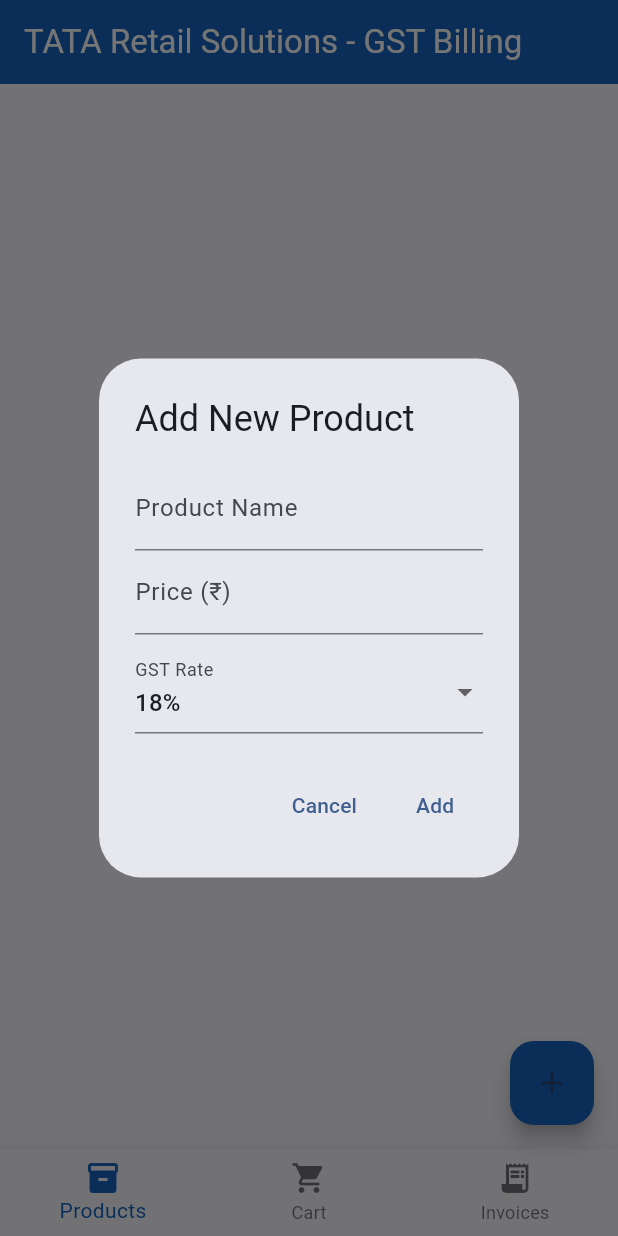
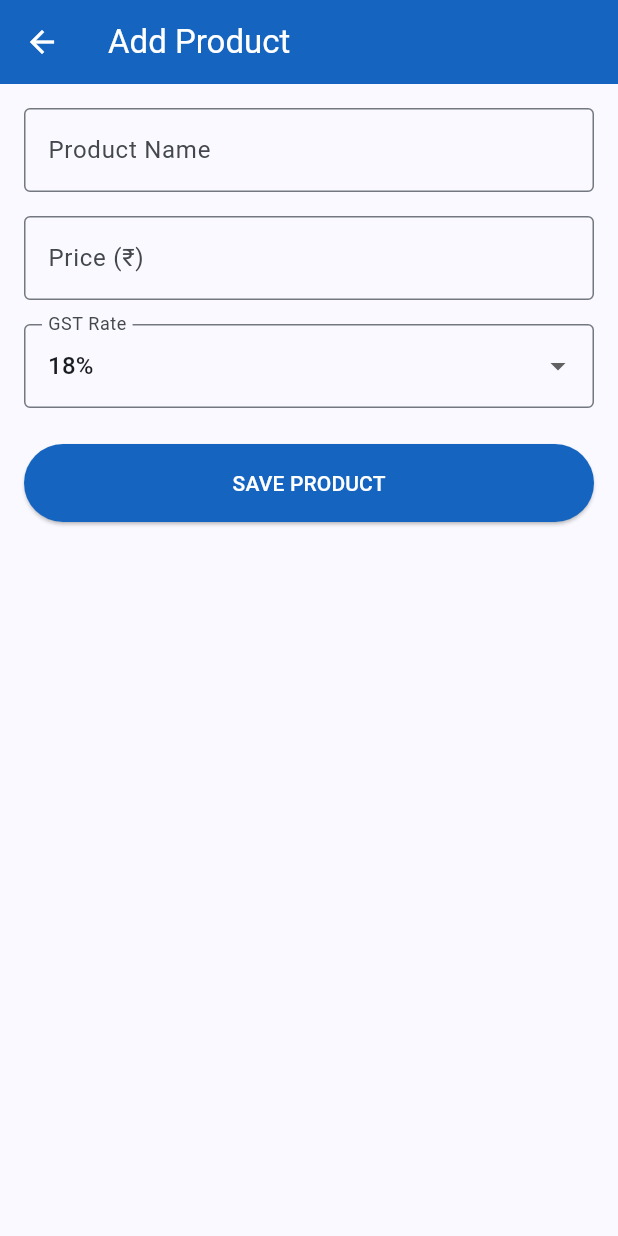
Before and after one commit to harsheel55/external_practical_exam_MAD-, a Flutter app: the screen it shows after launch, after a tap on the "add" icon, on a phone screen of 412 x 824 dp. Run offline on Flutter 3.47's test engine with Material 3 defaults, Android fonts, the phone set to English and light mode, and no system bars; our stand-ins replace pdf, share_plus, sqflite; accounts and stored records are empty.

Commit message:
update the pdf file and product screen

```diff
--- a/lib/providers/cart_provider.dart
+++ b/lib/providers/cart_provider.dart
@@ -1,10 +1,8 @@
 import 'package:flutter/foundation.dart';
 import '../models/product.dart';
 import '../models/invoice.dart';
-import '../services/database_helper.dart';
 
 class CartProvider with ChangeNotifier {
-  final DatabaseHelper _dbHelper = DatabaseHelper();
   List<Product> _cartItems = [];
   String _customerName = '';
   String _customerPhone = '';
@@ -96,8 +94,8 @@
   Future<String> saveInvoice() async {
     try {
       final invoice = await generateInvoice();
-      final invoiceId = await _dbHelper.insertInvoice(invoice);
-      return invoiceId;
+      // For now, we're not saving to the database
+      return invoice.id;
     } catch (e) {
       debugPrint('Error saving invoice: $e');
       rethrow;
--- a/lib/providers/invoice_provider.dart
+++ b/lib/providers/invoice_provider.dart
@@ -1,9 +1,7 @@
 import 'package:flutter/foundation.dart';
 import '../models/invoice.dart';
-import '../services/database_helper.dart';
 
 class InvoiceProvider with ChangeNotifier {
-  final DatabaseHelper _dbHelper = DatabaseHelper();
   List<Invoice> _invoices = [];
   bool _isLoading = false;
 
@@ -15,7 +13,8 @@
     notifyListeners();
 
     try {
-      _invoices = await _dbHelper.getInvoices();
+      // For now, we'll just use an empty list
+      _invoices = [];
     } catch (e) {
       debugPrint('Error loading invoices: $e');
     } finally {
@@ -24,9 +23,14 @@
     }
   }
 
+  void addInvoice(Invoice invoice) {
+    _invoices.add(invoice);
+    notifyListeners();
+  }
+
   Future<Invoice?> getInvoiceById(String id) async {
     try {
-      return await _dbHelper.getInvoiceById(id);
+      return _invoices.firstWhere((invoice) => invoice.id == id);
     } catch (e) {
       debugPrint('Error getting invoice: $e');
       return null;
@@ -35,7 +39,6 @@
 
   Future<bool> deleteInvoice(String id) async {
     try {
-      await _dbHelper.deleteInvoice(id);
       _invoices.removeWhere((invoice) => invoice.id == id);
       notifyListeners();
       return true;
--- a/lib/providers/product_provider.dart
+++ b/lib/providers/product_provider.dart
@@ -1,10 +1,8 @@
 import 'package:flutter/foundation.dart';
 import 'package:uuid/uuid.dart';
 import '../models/product.dart';
-import '../services/database_helper.dart';
 
 class ProductProvider with ChangeNotifier {
-  final DatabaseHelper _dbHelper = DatabaseHelper();
   List<Product> _products = [];
   bool _isLoading = false;
 
@@ -16,13 +14,46 @@
     notifyListeners();
 
     try {
-      _products = await _dbHelper.getProducts();
+      // For now, we'll just use some sample products if the list is empty
+      if (_products.isEmpty) {
+        _addSampleProducts();
+      }
     } catch (e) {
       debugPrint('Error loading products: $e');
     } finally {
       _isLoading = false;
       notifyListeners();
     }
+  }
+
+  void _addSampleProducts() {
+    // Add some sample products for testing
+    _products = [
+      Product(
+        id: const Uuid().v4(),
+        name: 'Laptop',
+        price: 45000,
+        gstPercentage: 18,
+      ),
+      Product(
+        id: const Uuid().v4(),
+        name: 'Mobile Phone',
+        price: 15000,
+        gstPercentage: 12,
+      ),
+      Product(
+        id: const Uuid().v4(),
+        name: 'Headphones',
+        price: 2000,
+        gstPercentage: 28,
+      ),
+      Product(
+        id: const Uuid().v4(),
+        name: 'Notebook',
+        price: 100,
+        gstPercentage: 5,
+      ),
+    ];
   }
 
   Future<bool> addProduct(String name, double price, double gstPercentage) async {
@@ -34,7 +65,6 @@
         gstPercentage: gstPercentage,
       );
 
-      await _dbHelper.insertProduct(product);
       _products.add(product);
       notifyListeners();
       return true;
@@ -46,13 +76,13 @@
 
   Future<bool> updateProduct(Product product) async {
     try {
-      await _dbHelper.updateProduct(product);
       final index = _products.indexWhere((p) => p.id == product.id);
       if (index != -1) {
         _products[index] = product;
         notifyListeners();
+        return true;
       }
-      return true;
+      return false;
     } catch (e) {
       debugPrint('Error updating product: $e');
       return false;
@@ -61,7 +91,6 @@
 
   Future<bool> deleteProduct(String id) async {
     try {
-      await _dbHelper.deleteProduct(id);
       _products.removeWhere((product) => product.id == id);
       notifyListeners();
       return true;
--- /dev/null
+++ b/lib/screens/add_product_screen.dart
@@ -0,0 +1,157 @@
+import 'package:flutter/material.dart';
+import 'package:provider/provider.dart';
+import '../providers/product_provider.dart';
+
+class AddProductScreen extends StatefulWidget {
+  const AddProductScreen({Key? key}) : super(key: key);
+
+  @override
+  State<AddProductScreen> createState() => _AddProductScreenState();
+}
+
+class _AddProductScreenState extends State<AddProductScreen> {
+  final _formKey = GlobalKey<FormState>();
+  final _nameController = TextEditingController();
+  final _priceController = TextEditingController();
+  double _gstPercentage = 18.0;
+  bool _isLoading = false;
+
+  @override
+  void dispose() {
+    _nameController.dispose();
+    _priceController.dispose();
+    super.dispose();
+  }
+
+  @override
+  Widget build(BuildContext context) {
+    return Scaffold(
+      appBar: AppBar(
+        title: const Text('Add Product'),
+        backgroundColor: Colors.blue.shade800,
+        foregroundColor: Colors.white,
+      ),
+      body: Padding(
+        padding: const EdgeInsets.all(16.0),
+        child: Form(
+          key: _formKey,
+          child: Column(
+            crossAxisAlignment: CrossAxisAlignment.stretch,
+            children: [
+              TextFormField(
+                controller: _nameController,
+                decoration: const InputDecoration(
+                  labelText: 'Product Name',
+                  border: OutlineInputBorder(),
+                ),
+                validator: (value) {
+                  if (value == null || value.isEmpty) {
+                    return 'Please enter product name';
+                  }
+                  return null;
+                },
+              ),
+              const SizedBox(height: 16),
+              TextFormField(
+                controller: _priceController,
+                decoration: const InputDecoration(
+                  labelText: 'Price (₹)',
+                  border: OutlineInputBorder(),
+                ),
+                keyboardType: TextInputType.number,
+                validator: (value) {
+                  if (value == null || value.isEmpty) {
+                    return 'Please enter price';
+                  }
+                  if (double.tryParse(value) == null || double.parse(value) <= 0) {
+                    return 'Please enter a valid price';
+                  }
+                  return null;
+                },
+              ),
+              const SizedBox(height: 16),
+              DropdownButtonFormField<double>(
+                decoration: const InputDecoration(
+                  labelText: 'GST Rate',
+                  border: OutlineInputBorder(),
+                ),
+                value: _gstPercentage,
+                items: const [
+                  DropdownMenuItem(value: 5.0, child: Text('5%')),
+                  DropdownMenuItem(value: 12.0, child: Text('12%')),
+                  DropdownMenuItem(value: 18.0, child: Text('18%')),
+                  DropdownMenuItem(value: 28.0, child: Text('28%')),
+                ],
+                onChanged: (value) {
+                  setState(() {
+                    _gstPercentage = value!;
+                  });
+                },
+              ),
+              const SizedBox(height: 24),
+              ElevatedButton(
+                onPressed: _isLoading ? null : _saveProduct,
+                style: ElevatedButton.styleFrom(
+                  backgroundColor: Colors.blue.shade800,
+                  foregroundColor: Colors.white,
+                  padding: const EdgeInsets.symmetric(vertical: 16),
+                ),
+                child: _isLoading
+                    ? const CircularProgressIndicator(color: Colors.white)
+                    : const Text('SAVE PRODUCT'),
+              ),
+            ],
+          ),
+        ),
+      ),
+    );
+  }
+
+  Future<void> _saveProduct() async {
+    if (_formKey.currentState!.validate()) {
+      setState(() {
+        _isLoading = true;
+      });
+
+      try {
+        final name = _nameController.text.trim();
+        final price = double.parse(_priceController.text.trim());
+
+        final success = await Provider.of<ProductProvider>(context, listen: false)
+            .addProduct(name, price, _gstPercentage);
+
+        if (!context.mounted) return;
+
+        if (success) {
+          Navigator.pop(context);
+          ScaffoldMessenger.of(context).showSnackBar(
+            const SnackBar(
+              content: Text('Product added successfully'),
+              backgroundColor: Colors.green,
+            ),
+          );
+        } else {
+          ScaffoldMessenger.of(context).showSnackBar(
+            const SnackBar(
+              content: Text('Failed to add product'),
+              backgroundColor: Colors.red,
+            ),
+          );
+        }
+      } catch (e) {
+        ScaffoldMessenger.of(context).showSnackBar(
+          SnackBar(
+            content: Text('Error: $e'),
+            backgroundColor: Colors.red,
+          ),
+        );
+      } finally {
+        if (mounted) {
+          setState(() {
+            _isLoading = false;
+          });
+        }
+      }
+    }
+  }
+}
--- a/lib/screens/home_screen.dart
+++ b/lib/screens/home_screen.dart
@@ -6,6 +6,7 @@
 import 'product_screen.dart';
 import 'cart_screen.dart';
 import 'invoice_history_screen.dart';
+import 'add_product_screen.dart';
 
 class HomeScreen extends StatefulWidget {
   const HomeScreen({Key? key}) : super(key: key);
@@ -100,7 +101,14 @@
       ),
       floatingActionButton: _selectedIndex == 0
           ? FloatingActionButton(
-              onPressed: () => _showAddProductDialog(context),
+              onPressed: () {
+                Navigator.push(
+                  context,
+                  MaterialPageRoute(
+                    builder: (context) => const AddProductScreen(),
+                  ),
+                );
+              },
               backgroundColor: Colors.blue.shade800,
               child: const Icon(Icons.add),
             )
```
Also changed, not shown: lib/models/product.dart (+5 -5 lines), lib/screens/cart_screen.dart (+16 -0 lines), lib/screens/invoice_history_screen.dart (+42 -14 lines), lib/services/database_helper.dart (+72 -11 lines), lib/services/pdf_service.dart (+18 -4 lines).
